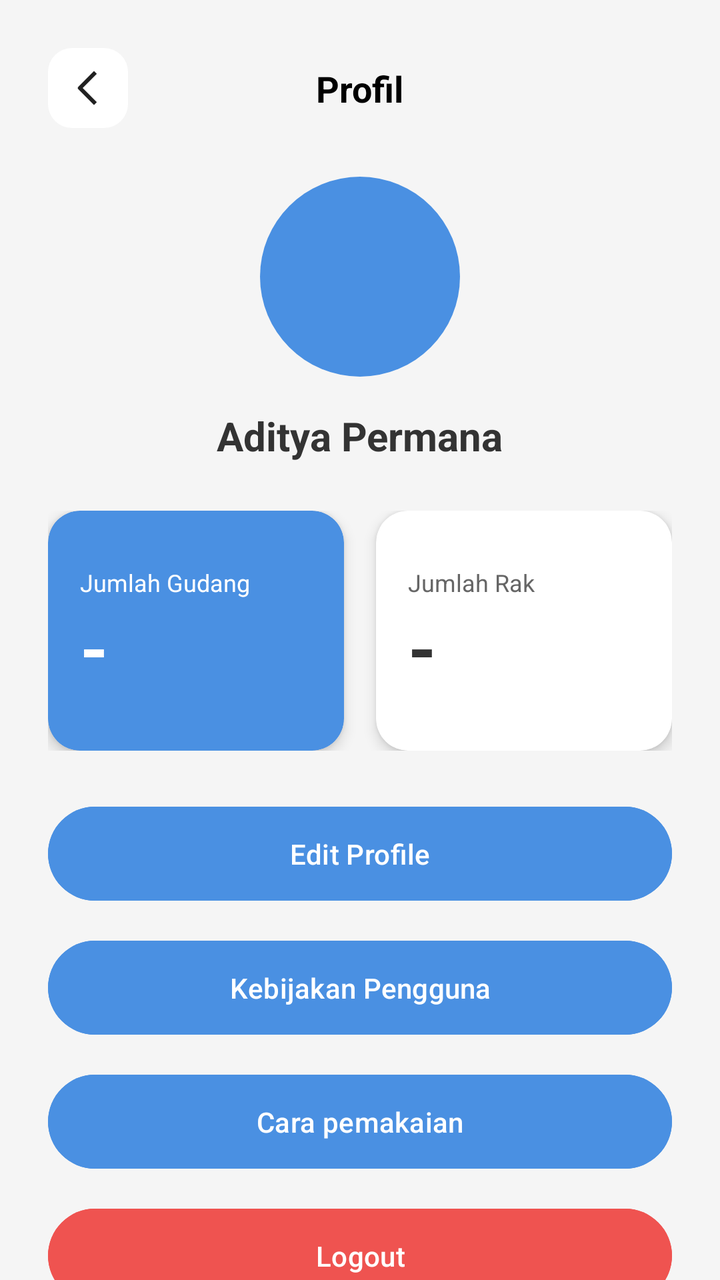
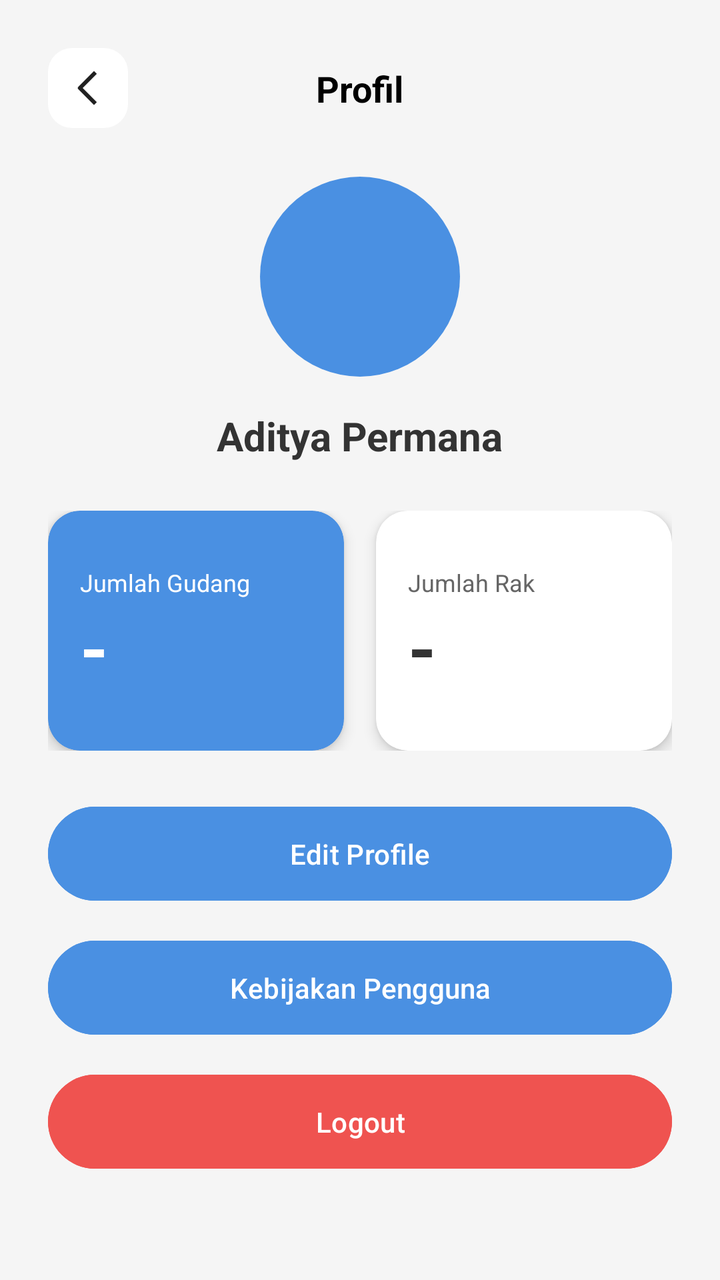

An Android layout rendered at two revisions. The XML below is the earlier revision; the diff shows what the commit changed to produce the second picture.
<!-- AndroidManifest.xml: application theme Theme.GudangKu -->
<!-- res/layout/activity_profile.xml -->
<?xml version="1.0" encoding="utf-8"?>
<androidx.constraintlayout.widget.ConstraintLayout xmlns:android="http://schemas.android.com/apk/res/android"
    xmlns:app="http://schemas.android.com/apk/res-auto"
    android:layout_width="match_parent"
    android:layout_height="match_parent"
    android:layout_marginTop="36dp"
    android:background="#F5F5F5">
    <ImageButton
        android:id="@+id/btnBack"
        android:layout_width="40dp"
        android:layout_height="40dp"
        android:layout_marginStart="24dp"
        android:layout_marginTop="24dp"
        android:background="@drawable/bg_rounded_white"
        android:src="@drawable/ic_back"
        app:layout_constraintStart_toStartOf="parent"
        app:layout_constraintTop_toTopOf="parent" />

    <TextView
        android:id="@+id/tvTitle"
        android:layout_width="wrap_content"
        android:layout_height="wrap_content"
        android:text="Profil"
        android:textSize="18sp"
        android:textStyle="bold"
        android:textColor="@color/black"
        app:layout_constraintBottom_toBottomOf="@id/btnBack"
        app:layout_constraintEnd_toEndOf="parent"
        app:layout_constraintStart_toStartOf="parent"
        app:layout_constraintTop_toTopOf="@id/btnBack" />

    <androidx.cardview.widget.CardView
        android:id="@+id/cvProfilePic"
        android:layout_width="100dp"
        android:layout_height="100dp"
        android:layout_marginTop="32dp"
        app:cardCornerRadius="50dp"
        app:cardElevation="0dp"
        app:layout_constraintEnd_toEndOf="parent"
        app:layout_constraintStart_toStartOf="parent"
        app:layout_constraintTop_toBottomOf="@id/tvTitle">

        <ImageView
            android:id="@+id/ivProfilePic"
            android:layout_width="match_parent"
            android:layout_height="match_parent"
            android:src="@color/primary_blue"
            android:scaleType="centerCrop"/>
    </androidx.cardview.widget.CardView>

    <TextView
        android:id="@+id/tvUserName"
        android:layout_width="wrap_content"
        android:layout_height="wrap_content"
        android:layout_marginTop="16dp"
        android:text="Aditya Permana"
        android:textSize="20sp"
        android:textStyle="bold"
        android:textColor="#333333"
        app:layout_constraintEnd_toEndOf="parent"
        app:layout_constraintStart_toStartOf="parent"
        app:layout_constraintTop_toBottomOf="@id/cvProfilePic" />

    <LinearLayout
        android:id="@+id/layoutStats"
        android:layout_width="match_parent"
        android:layout_height="wrap_content"
        android:orientation="horizontal"
        android:paddingHorizontal="24dp"
        android:layout_marginTop="24dp"
        android:weightSum="2"
        app:layout_constraintTop_toBottomOf="@id/tvUserName">

        <androidx.cardview.widget.CardView
            android:layout_width="0dp"
            android:layout_height="120dp"
            android:layout_weight="1"
            android:layout_marginEnd="8dp"
            app:cardCornerRadius="16dp"
            app:cardBackgroundColor="#4A90E2"
            app:cardElevation="4dp">

            <LinearLayout
                android:id="@+id/cv_jumlah_gudang"
                android:layout_width="match_parent"
                android:layout_height="match_parent"
                android:orientation="vertical"
                android:padding="16dp"
                android:gravity="center_vertical">

                <TextView
                    android:layout_width="wrap_content"
                    android:layout_height="wrap_content"
                    android:text="Jumlah Gudang"
                    android:textColor="#FFFFFF"
                    android:textSize="12sp"/>

                <TextView
                    android:id="@+id/tv_jumlah_gudang"
                    android:layout_width="wrap_content"
                    android:layout_height="wrap_content"
                    android:text="-"
                    android:textColor="#FFFFFF"
                    android:textSize="36sp"
                    android:textStyle="bold"/>
            </LinearLayout>
        </androidx.cardview.widget.CardView>

        <androidx.cardview.widget.CardView
            android:layout_width="0dp"
            android:layout_height="120dp"
            android:layout_weight="1"
            android:layout_marginStart="8dp"
            app:cardCornerRadius="16dp"
            app:cardBackgroundColor="#FFFFFF"
            app:cardElevation="4dp">

            <LinearLayout
                android:layout_width="match_parent"
                android:layout_height="match_parent"
                android:orientation="vertical"
                android:padding="16dp"
                android:gravity="center_vertical">

                <TextView
                    android:layout_width="wrap_content"
                    android:layout_height="wrap_content"
                    android:text="Jumlah Rak"
                    android:textColor="#666666"
                    android:textSize="12sp"/>

                <TextView
                    android:id="@+id/tv_jumlah_rak"
                    android:layout_width="wrap_content"
                    android:layout_height="wrap_content"
                    android:text="-"
                    android:textColor="#333333"
                    android:textSize="36sp"
                    android:textStyle="bold"/>
            </LinearLayout>
        </androidx.cardview.widget.CardView>
    </LinearLayout>

    <LinearLayout
        android:layout_width="match_parent"
        android:layout_height="wrap_content"
        android:orientation="vertical"
        android:paddingHorizontal="24dp"
        android:layout_marginTop="24dp"
        app:layout_constraintTop_toBottomOf="@id/layoutStats">

        <Button
            android:id="@+id/btnEditProfile"
            android:layout_width="match_parent"
            android:layout_height="55dp"
            android:text="Edit Profile"
            android:textAllCaps="false"
            android:backgroundTint="#4A90E2"
            android:layout_marginBottom="12dp"
            app:cornerRadius="25dp"/>

        <Button
            android:id="@+id/btnPolicy"
            android:layout_width="match_parent"
            android:layout_height="55dp"
            android:text="Kebijakan Pengguna"
            android:textAllCaps="false"
            android:backgroundTint="#4A90E2"
            android:layout_marginBottom="12dp"
            app:cornerRadius="25dp"/>

        <Button
            android:id="@+id/btnHelp"
            android:layout_width="match_parent"
            android:layout_height="55dp"
            android:text="Cara pemakaian"
            android:textAllCaps="false"
            android:backgroundTint="#4A90E2"
            android:layout_marginBottom="12dp"
            app:cornerRadius="25dp"/>

        <Button
            android:id="@+id/btnLogout"
            android:layout_width="match_parent"
            android:layout_height="55dp"
            android:text="Logout"
            android:textAllCaps="false"
            android:backgroundTint="#EF5350"
            app:cornerRadius="25dp"/>

    </LinearLayout>
</androidx.constraintlayout.widget.ConstraintLayout>
<!-- resources referenced by this layout -->
<resources>
  <color name="black">#FF000000</color>
  <color name="primary_blue">#4A90E2</color>
  <!-- drawable bg_rounded_white (drawable) -->
  <?xml version="1.0" encoding="utf-8"?>
  <shape xmlns:android="http://schemas.android.com/apk/res/android">
      <solid android:color="@color/white" />
      <corners android:radius="12dp" />
  </shape>
  <!-- drawable ic_back (drawable) -->
  <vector xmlns:android="http://schemas.android.com/apk/res/android"
      android:width="12dp"
      android:height="24dp"
      android:viewportWidth="12"
      android:viewportHeight="24">
    <path
        android:pathData="m3.343,12l7.071,7.071L9,20.485l-7.778,-7.778a1,1 0,0 1,0 -1.414L9,3.515l1.414,1.414z"
        android:fillColor="#212121"
        android:fillType="evenOdd"/>
  </vector>
  <style name="Theme.GudangKu" parent="Base.Theme.GudangKu" />
  <color name="white">#FFFFFFFF</color>
  <style name="Base.Theme.GudangKu" parent="Theme.Material3.DayNight.NoActionBar">
          <item name="colorPrimary">@color/primary</item>
          <item name="android:windowBackground">@color/background</item>
      </style>
  <color name="primary">#1976D2</color>
  <color name="background">#FFFFFF</color>
</resources>

<!-- the commit's change to res/layout/activity_profile.xml (unified diff, before → after) -->
@@ -170,16 +170,6 @@
             app:cornerRadius="25dp"/>
 
         <Button
-            android:id="@+id/btnHelp"
-            android:layout_width="match_parent"
-            android:layout_height="55dp"
-            android:text="Cara pemakaian"
-            android:textAllCaps="false"
-            android:backgroundTint="#4A90E2"
-            android:layout_marginBottom="12dp"
-            app:cornerRadius="25dp"/>
-
-        <Button
             android:id="@+id/btnLogout"
             android:layout_width="match_parent"
             android:layout_height="55dp"
